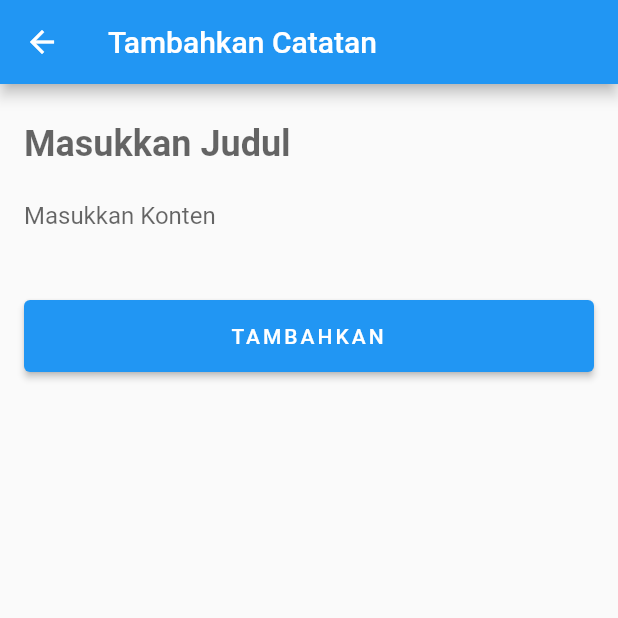
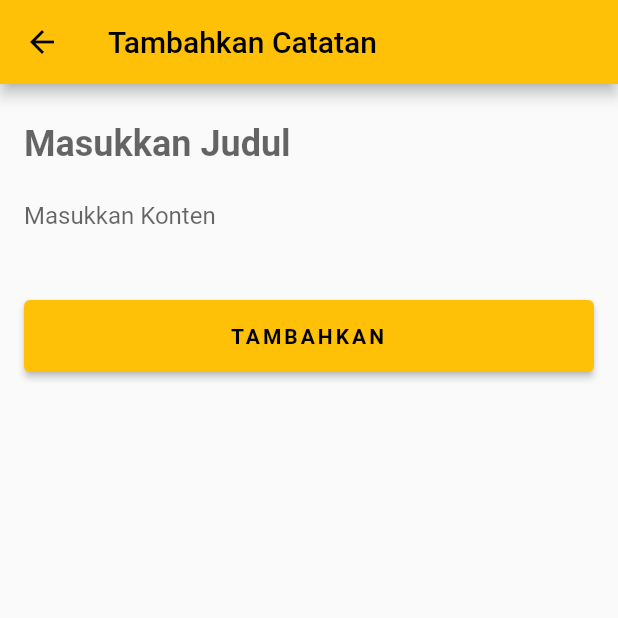
Before and after one commit to agreytosira/notes_flutter, a Flutter app: the screen it shows after launch, after a tap on the "add" icon, on a phone screen of 412 x 824 dp, the top half of it. Run offline on Flutter 3.47's test engine with Material 2 defaults, Android fonts, the light colour scheme and no system bars; network calls fail.

Commit message:
change primary color into amber and add about button in homepage

```diff
--- a/lib/main.dart
+++ b/lib/main.dart
@@ -9,6 +9,9 @@ class App extends StatelessWidget {
   @override
   Widget build(BuildContext context) {
     return MaterialApp(
+      theme: ThemeData(
+        primarySwatch: Colors.amber,
+      ),
       debugShowCheckedModeBanner: false,
       title: '',
       initialRoute: '/',
--- a/lib/screens/notes_edit_page.dart
+++ b/lib/screens/notes_edit_page.dart
@@ -143,7 +143,8 @@ class _NotesEditPageState extends State<NotesEditPage> {
                   child: const Text(
                     "SIMPAN",
                     textAlign: TextAlign.center,
-                    style: TextStyle(color: Colors.white, letterSpacing: 2),
+                    style: TextStyle(
+                        letterSpacing: 2, fontWeight: FontWeight.w600),
                   ),
                 ),
               )
--- a/lib/screens/notes_insert_page.dart
+++ b/lib/screens/notes_insert_page.dart
@@ -82,7 +82,8 @@ class _NotesInsertPageState extends State<NotesInsertPage> {
                     child: const Text(
                       "TAMBAHKAN",
                       textAlign: TextAlign.center,
-                      style: TextStyle(color: Colors.white, letterSpacing: 2),
+                      style: TextStyle(
+                          letterSpacing: 2, fontWeight: FontWeight.w600),
                     ),
                   ),
                   onPressed: () {
--- a/lib/screens/notes_page.dart
+++ b/lib/screens/notes_page.dart
@@ -140,7 +140,38 @@ class _NotesPageState extends State<NotesPage> {
   Widget build(BuildContext context) {
     return Scaffold(
       appBar: AppBar(
-        title: const Text('NotesV2'),
+        title: const Text(
+          'NotesV2',
+          style: TextStyle(
+            fontWeight: FontWeight.bold,
+          ),
+        ),
+        actions: [
+          // IconButton yang menampilkan pop up about us saat ditekan
+          IconButton(
+            onPressed: () {
+              showDialog(
+                context: context,
+                builder: (context) {
+                  return AlertDialog(
+                    title: const Text('About Us'),
+                    content: const Text(
+                        'Aplikasi ini dibuat oleh Kelompok 1 untuk memenuhi tugas mata kuliah Pemrograman Mobile.'),
+                    actions: [
+                      TextButton(
+                        onPressed: () {
+                          Navigator.pop(context);
+                        },
+                        child: const Text('OK'),
+                      ),
+                    ],
+                  );
+                },
+              );
+            },
+            icon: const Icon(Icons.info_outline),
+          ),
+        ],
       ),
       resizeToAvoidBottomInset: false,
       body: Column(
```
